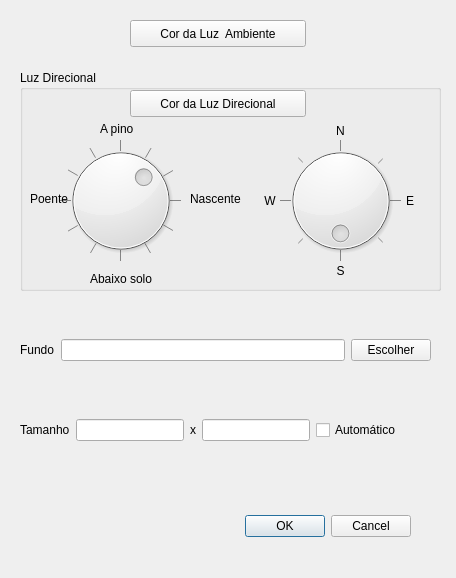
Old version of the form ifg/qt/ui/iluminacao.ui in the repository matferib/tabuleiro-virtual.
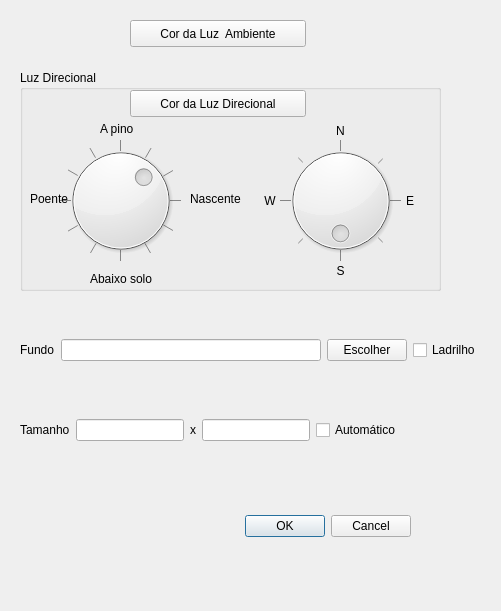
New version of the form.

Diff of the .ui file:
```diff
--- a/ifg/qt/ui/iluminacao.ui
+++ b/ifg/qt/ui/iluminacao.ui
@@ -6,8 +6,8 @@
    <rect>
     <x>0</x>
     <y>0</y>
-    <width>456</width>
-    <height>578</height>
+    <width>501</width>
+    <height>611</height>
    </rect>
   </property>
   <property name="windowTitle">
@@ -34,7 +34,7 @@
     <rect>
      <x>20</x>
      <y>310</y>
-     <width>411</width>
+     <width>461</width>
      <height>80</height>
     </rect>
    </property>
@@ -56,6 +56,16 @@
       </property>
      </widget>
     </item>
+    <item>
+     <widget class="QCheckBox" name="checkbox_ladrilho">
+      <property name="toolTip">
+       <string>Se marcado, o tamanho do tabuleiro será computado a partir do tamanho da textura.</string>
+      </property>
+      <property name="text">
+       <string>Ladrilho</string>
+      </property>
+     </widget>
+    </item>
    </layout>
   </widget>
   <widget class="QWidget" name="horizontalLayoutWidget_2">
@@ -63,7 +73,7 @@
     <rect>
      <x>20</x>
      <y>390</y>
-     <width>411</width>
+     <width>463</width>
      <height>80</height>
     </rect>
    </property>
```
